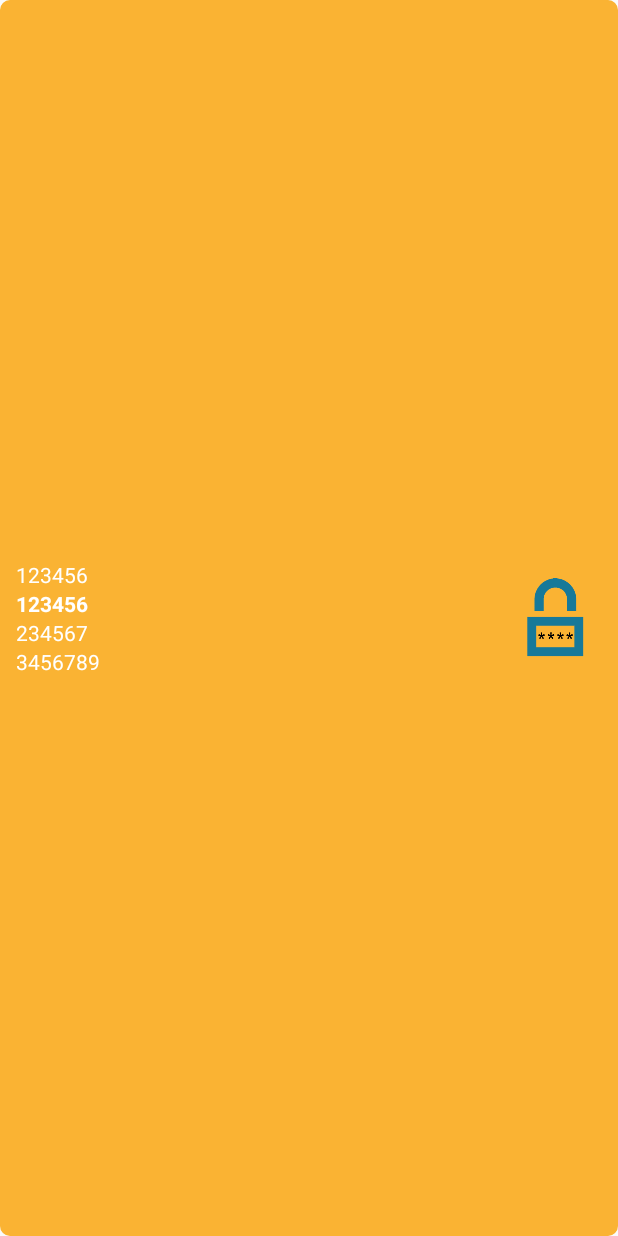
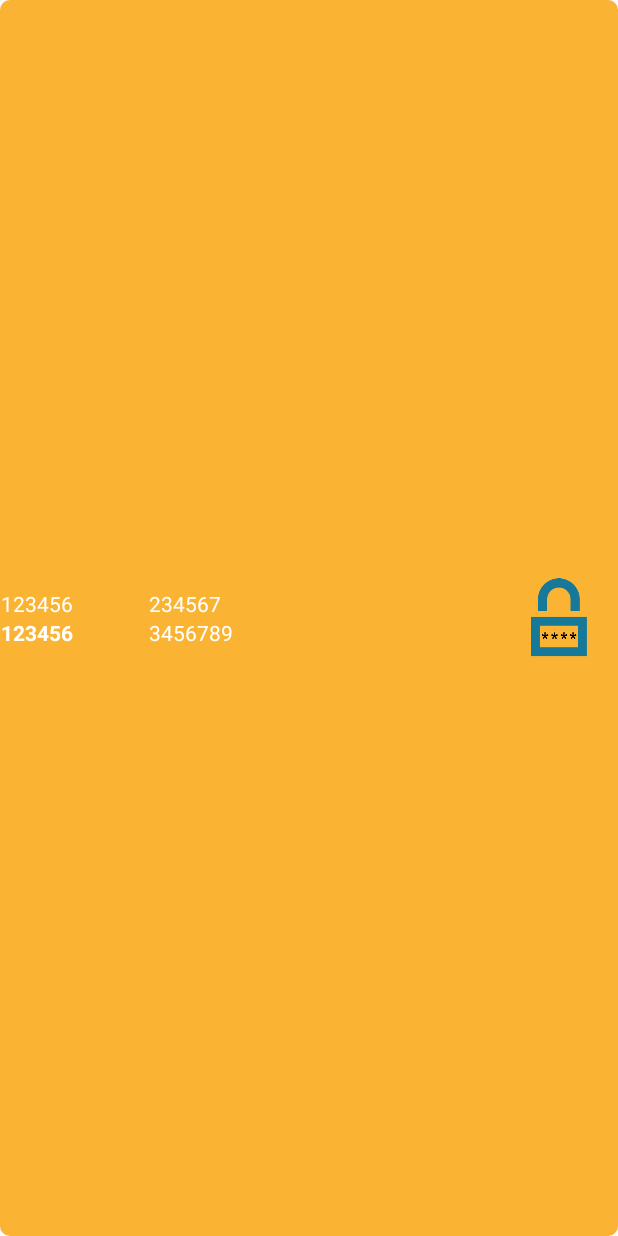
Before and after one commit to n1m0d0/apkpanama2, an Android app: the layout personalization.xml on its own in the app's theme, with its tools: preview values and no code run, on a phone screen of 412 x 824 dp. Run offline under Robolectric (Android 15) with nearby library versions, the phone set to English and light mode, and no system bars.

Commit message:
ajustes en interfaz garfica

```diff
--- a/app/src/main/java/gesport/xpertise/com/gesportapk/Info.java
+++ b/app/src/main/java/gesport/xpertise/com/gesportapk/Info.java
@@ -36,7 +36,7 @@ public class Info extends AppCompatActivity {
         } catch (PackageManager.NameNotFoundException e) {
             e.printStackTrace();
         }
-        user.setText("Usuario:" + "\n" + userName);
+        user.setText("Usuario: " + userName);
         version = findViewById(R.id.version);
         version.setText("Version " +versionGes);
     }
--- a/app/src/main/java/gesport/xpertise/com/gesportapk/adapter_events.java
+++ b/app/src/main/java/gesport/xpertise/com/gesportapk/adapter_events.java
@@ -114,7 +114,7 @@ public class adapter_events extends BaseAdapter {
         biggerCircle.setIntrinsicWidth( 60);
         biggerCircle.setBounds(new Rect(0, 0, 60, 60));
         biggerCircle.getPaint().setColor(Color.parseColor(item.colorForm));
-        biggerCircle.setPadding(30,30,30,30);
+        biggerCircle.setPadding(15,15,15,15);
 
         ShapeDrawable smallerCircle= new ShapeDrawable( new OvalShape());
         smallerCircle.setIntrinsicHeight( 10 );
@@ -122,7 +122,7 @@ public class adapter_events extends BaseAdapter {
         smallerCircle.setBounds(new Rect(0, 0, 10, 10));
         smallerCircle.getPaint().setColor(Color.WHITE);
 
-        smallerCircle.setPadding(10,10,10,10);
+        smallerCircle.setPadding(5,5,5,5);
         Drawable[] d = {smallerCircle,biggerCircle};
         LayerDrawable composite1 = new LayerDrawable(d);
         //ivImage.setPadding(100, 100, 100, 100);
--- a/app/src/main/java/gesport/xpertise/com/gesportapk/forgotPassword.java
+++ b/app/src/main/java/gesport/xpertise/com/gesportapk/forgotPassword.java
@@ -76,7 +76,7 @@ public class forgotPassword extends AppCompatActivity implements View.OnClickLis
 
                 if (etUser.getText().toString().trim().equalsIgnoreCase("")) {
 
-                    msj = Toast.makeText(this, "debe coompletar los datos", Toast.LENGTH_LONG);
+                    msj = Toast.makeText(this, "Complete el campo de correo electrónico", Toast.LENGTH_LONG);
                     msj.show();
 
                 }else {
--- a/app/src/main/res/layout/personalization.xml
+++ b/app/src/main/res/layout/personalization.xml
@@ -10,9 +10,15 @@
     <LinearLayout
         android:layout_width="match_parent"
         android:layout_height="wrap_content"
-        android:layout_weight="3"
-        android:orientation="vertical"
-        android:paddingLeft="10dp">
+        android:layout_weight="2"
+        android:weightSum="10"
+        android:orientation="horizontal">
+
+        <LinearLayout
+            android:layout_width="match_parent"
+            android:layout_height="wrap_content"
+            android:layout_weight="7"
+            android:orientation="vertical">
 
             <TextView
                 android:id="@+id/tvIdEvent"
@@ -28,6 +34,14 @@
                 android:text="123456"
                 android:textAppearance="@style/bold" />
 
+        </LinearLayout>
+
+        <LinearLayout
+            android:layout_width="match_parent"
+            android:layout_height="wrap_content"
+            android:layout_weight="3"
+            android:orientation="vertical">
+
             <TextView
                 android:id="@+id/tvDateEventBegin"
                 android:layout_width="wrap_content"
@@ -41,13 +55,16 @@
                 android:layout_height="wrap_content"
                 android:text="3456789"
                 android:textColor="@color/colorWhite" />
+
+        </LinearLayout>
+
     </LinearLayout>
 
 
     <ImageView
         android:layout_marginTop="5dp"
         android:layout_marginBottom="5dp"
-        android:layout_marginLeft="35dp"
+        android:layout_marginLeft="10dp"
         android:layout_marginRight="5dp"
         android:id="@+id/iv0001"
         android:layout_width="match_parent"
--- a/build.gradle
+++ b/build.gradle
@@ -7,7 +7,7 @@ buildscript {
         jcenter()
     }
     dependencies {
-        classpath 'com.android.tools.build:gradle:3.4.2'
+        classpath 'com.android.tools.build:gradle:3.5.0'
 
 
         // NOTE: Do not place your application dependencies here; they belong
```
Also changed, not shown: app/src/main/java/gesport/xpertise/com/gesportapk/checkout.java (+21 -2 lines), app/src/main/java/gesport/xpertise/com/gesportapk/form_event.java (+21 -2 lines), app/src/main/java/gesport/xpertise/com/gesportapk/view_event.java (+32 -2 lines), app/src/main/res/drawable/shape_gesport.xml (+4 -4 lines), app/src/main/res/layout/activity_events.xml (+36 -26 lines), app/src/main/res/layout/activity_info.xml (+7 -9 lines), gradle/wrapper/gradle-wrapper.properties. Lines whose indentation alone changed are shown as unchanged.
